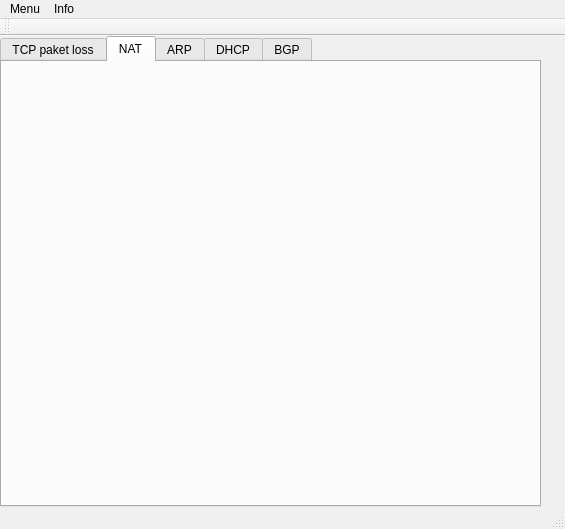
First picture: the form in mainwindow.ui, repository koppd/mt, before the edit.
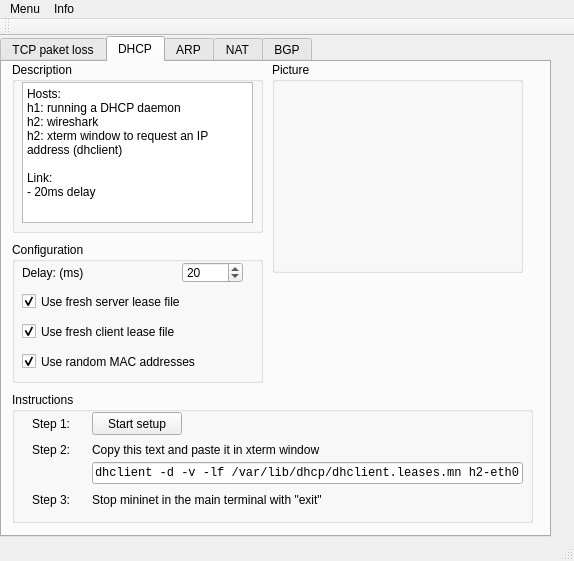
Second picture: the form after the edit. The open tabs and pages were chosen to show the change. Icons and pictures are not drawn.

Commit message: DHCP works inclusive GUI.

Patch:
```diff
--- a/mainwindow.ui
+++ b/mainwindow.ui
@@ -6,8 +6,8 @@
    <rect>
     <x>0</x>
     <y>0</y>
-    <width>565</width>
-    <height>529</height>
+    <width>574</width>
+    <height>561</height>
    </rect>
   </property>
   <property name="windowTitle">
@@ -19,8 +19,8 @@
      <rect>
       <x>0</x>
       <y>0</y>
-      <width>541</width>
-      <height>471</height>
+      <width>551</width>
+      <height>501</height>
      </rect>
     </property>
     <property name="currentIndex">
@@ -329,8 +329,290 @@
     </widget>
     <widget class="QWidget" name="tab_2">
      <attribute name="title">
-      <string>NAT</string>
+      <string>DHCP</string>
      </attribute>
+     <widget class="QGroupBox" name="groupBox_5">
+      <property name="geometry">
+       <rect>
+        <x>10</x>
+        <y>0</y>
+        <width>251</width>
+        <height>171</height>
+       </rect>
+      </property>
+      <property name="title">
+       <string>Description</string>
+      </property>
+      <widget class="QTextEdit" name="textEdit_2">
+       <property name="geometry">
+        <rect>
+         <x>10</x>
+         <y>20</y>
+         <width>231</width>
+         <height>141</height>
+        </rect>
+       </property>
+       <property name="html">
+        <string>&lt;!DOCTYPE HTML PUBLIC &quot;-//W3C//DTD HTML 4.0//EN&quot; &quot;http://www.w3.org/TR/REC-html40/strict.dtd&quot;&gt;
+&lt;html&gt;&lt;head&gt;&lt;meta name=&quot;qrichtext&quot; content=&quot;1&quot; /&gt;&lt;style type=&quot;text/css&quot;&gt;
+p, li { white-space: pre-wrap; }
+&lt;/style&gt;&lt;/head&gt;&lt;body style=&quot; font-family:'Sans Serif'; font-size:9pt; font-weight:400; font-style:normal;&quot;&gt;
+&lt;p style=&quot; margin-top:0px; margin-bottom:0px; margin-left:0px; margin-right:0px; -qt-block-indent:0; text-indent:0px;&quot;&gt;Hosts:&lt;/p&gt;
+&lt;p style=&quot; margin-top:0px; margin-bottom:0px; margin-left:0px; margin-right:0px; -qt-block-indent:0; text-indent:0px;&quot;&gt;h1: running a DHCP daemon&lt;/p&gt;
+&lt;p style=&quot; margin-top:0px; margin-bottom:0px; margin-left:0px; margin-right:0px; -qt-block-indent:0; text-indent:0px;&quot;&gt;h2: wireshark&lt;/p&gt;
+&lt;p style=&quot; margin-top:0px; margin-bottom:0px; margin-left:0px; margin-right:0px; -qt-block-indent:0; text-indent:0px;&quot;&gt;h2: xterm window to request an IP address (dhclient)&lt;/p&gt;
+&lt;p style=&quot;-qt-paragraph-type:empty; margin-top:0px; margin-bottom:0px; margin-left:0px; margin-right:0px; -qt-block-indent:0; text-indent:0px;&quot;&gt;&lt;br /&gt;&lt;/p&gt;
+&lt;p style=&quot; margin-top:0px; margin-bottom:0px; margin-left:0px; margin-right:0px; -qt-block-indent:0; text-indent:0px;&quot;&gt;Link:&lt;/p&gt;
+&lt;p style=&quot; margin-top:0px; margin-bottom:0px; margin-left:0px; margin-right:0px; -qt-block-indent:0; text-indent:0px;&quot;&gt;- 20ms delay &lt;/p&gt;&lt;/body&gt;&lt;/html&gt;</string>
+       </property>
+      </widget>
+     </widget>
+     <widget class="QGroupBox" name="groupBox_6">
+      <property name="geometry">
+       <rect>
+        <x>270</x>
+        <y>0</y>
+        <width>251</width>
+        <height>211</height>
+       </rect>
+      </property>
+      <property name="title">
+       <string>Picture</string>
+      </property>
+      <widget class="QLabel" name="label_8">
+       <property name="geometry">
+        <rect>
+         <x>10</x>
+         <y>20</y>
+         <width>231</width>
+         <height>181</height>
+        </rect>
+       </property>
+       <property name="minimumSize">
+        <size>
+         <width>0</width>
+         <height>0</height>
+        </size>
+       </property>
+       <property name="text">
+        <string/>
+       </property>
+       <property name="pixmap">
+        <pixmap>TCPlost.png</pixmap>
+       </property>
+      </widget>
+     </widget>
+     <widget class="QGroupBox" name="groupBox_7">
+      <property name="geometry">
+       <rect>
+        <x>10</x>
+        <y>180</y>
+        <width>251</width>
+        <height>141</height>
+       </rect>
+      </property>
+      <property name="title">
+       <string>Configuration</string>
+      </property>
+      <widget class="QLabel" name="label_14">
+       <property name="geometry">
+        <rect>
+         <x>10</x>
+         <y>20</y>
+         <width>91</width>
+         <height>21</height>
+        </rect>
+       </property>
+       <property name="text">
+        <string>Delay: (ms)</string>
+       </property>
+      </widget>
+      <widget class="QSpinBox" name="DHCP_delay">
+       <property name="geometry">
+        <rect>
+         <x>170</x>
+         <y>20</y>
+         <width>61</width>
+         <height>21</height>
+        </rect>
+       </property>
+       <property name="suffix">
+        <string/>
+       </property>
+       <property name="maximum">
+        <number>5000</number>
+       </property>
+       <property name="singleStep">
+        <number>10</number>
+       </property>
+       <property name="value">
+        <number>20</number>
+       </property>
+      </widget>
+      <widget class="QCheckBox" name="DHCP_daemon_leases">
+       <property name="geometry">
+        <rect>
+         <x>10</x>
+         <y>50</y>
+         <width>191</width>
+         <height>19</height>
+        </rect>
+       </property>
+       <property name="text">
+        <string>Use fresh server lease file</string>
+       </property>
+       <property name="checked">
+        <bool>true</bool>
+       </property>
+       <property name="tristate">
+        <bool>false</bool>
+       </property>
+      </widget>
+      <widget class="QCheckBox" name="DHCP_client_leases">
+       <property name="geometry">
+        <rect>
+         <x>10</x>
+         <y>80</y>
+         <width>191</width>
+         <height>19</height>
+        </rect>
+       </property>
+       <property name="text">
+        <string>Use fresh client lease file</string>
+       </property>
+       <property name="checked">
+        <bool>true</bool>
+       </property>
+      </widget>
+      <widget class="QCheckBox" name="DHCP_random_MAC">
+       <property name="geometry">
+        <rect>
+         <x>10</x>
+         <y>110</y>
+         <width>201</width>
+         <height>19</height>
+        </rect>
+       </property>
+       <property name="text">
+        <string>Use random MAC addresses</string>
+       </property>
+       <property name="checked">
+        <bool>true</bool>
+       </property>
+      </widget>
+     </widget>
+     <widget class="QGroupBox" name="groupBox_8">
+      <property name="geometry">
+       <rect>
+        <x>10</x>
+        <y>330</y>
+        <width>521</width>
+        <height>131</height>
+       </rect>
+      </property>
+      <property name="title">
+       <string>Instructions</string>
+      </property>
+      <widget class="QLabel" name="label_5">
+       <property name="geometry">
+        <rect>
+         <x>20</x>
+         <y>20</y>
+         <width>52</width>
+         <height>23</height>
+        </rect>
+       </property>
+       <property name="layoutDirection">
+        <enum>Qt::LeftToRight</enum>
+       </property>
+       <property name="text">
+        <string>Step 1:</string>
+       </property>
+      </widget>
+      <widget class="QPushButton" name="DHCP_Step1">
+       <property name="geometry">
+        <rect>
+         <x>80</x>
+         <y>20</y>
+         <width>90</width>
+         <height>23</height>
+        </rect>
+       </property>
+       <property name="text">
+        <string>Start setup</string>
+       </property>
+      </widget>
+      <widget class="QLabel" name="label_6">
+       <property name="geometry">
+        <rect>
+         <x>20</x>
+         <y>50</y>
+         <width>52</width>
+         <height>16</height>
+        </rect>
+       </property>
+       <property name="text">
+        <string>Step 2:</string>
+       </property>
+      </widget>
+      <widget class="QLabel" name="label_17">
+       <property name="geometry">
+        <rect>
+         <x>80</x>
+         <y>50</y>
+         <width>281</width>
+         <height>16</height>
+        </rect>
+       </property>
+       <property name="text">
+        <string>Copy this text and paste it in xterm window</string>
+       </property>
+      </widget>
+      <widget class="QLineEdit" name="lineEdit_2">
+       <property name="geometry">
+        <rect>
+         <x>80</x>
+         <y>70</y>
+         <width>431</width>
+         <height>22</height>
+        </rect>
+       </property>
+       <property name="font">
+        <font>
+         <family>Monospace</family>
+        </font>
+       </property>
+       <property name="text">
+        <string>dhclient -d -v -lf /var/lib/dhcp/dhclient.leases.mn h2-eth0</string>
+       </property>
+      </widget>
+      <widget class="QLabel" name="label_18">
+       <property name="geometry">
+        <rect>
+         <x>80</x>
+         <y>100</y>
+         <width>281</width>
+         <height>16</height>
+        </rect>
+       </property>
+       <property name="text">
+        <string>Stop mininet in the main terminal with &quot;exit&quot;</string>
+       </property>
+      </widget>
+      <widget class="QLabel" name="label_19">
+       <property name="geometry">
+        <rect>
+         <x>20</x>
+         <y>100</y>
+         <width>52</width>
+         <height>16</height>
+        </rect>
+       </property>
+       <property name="text">
+        <string>Step 3:</string>
+       </property>
+      </widget>
+     </widget>
     </widget>
     <widget class="QWidget" name="tab_4">
      <attribute name="title">
@@ -339,7 +621,7 @@
     </widget>
     <widget class="QWidget" name="tab_5">
      <attribute name="title">
-      <string>DHCP</string>
+      <string>NAT</string>
      </attribute>
     </widget>
     <widget class="QWidget" name="tab_3">
@@ -354,7 +636,7 @@
     <rect>
      <x>0</x>
      <y>0</y>
-     <width>565</width>
+     <width>574</width>
      <height>19</height>
     </rect>
    </property>
```
Left out of the diff: 20 changed lines with no effect on the pictures. The commit also changes 5 other files.
